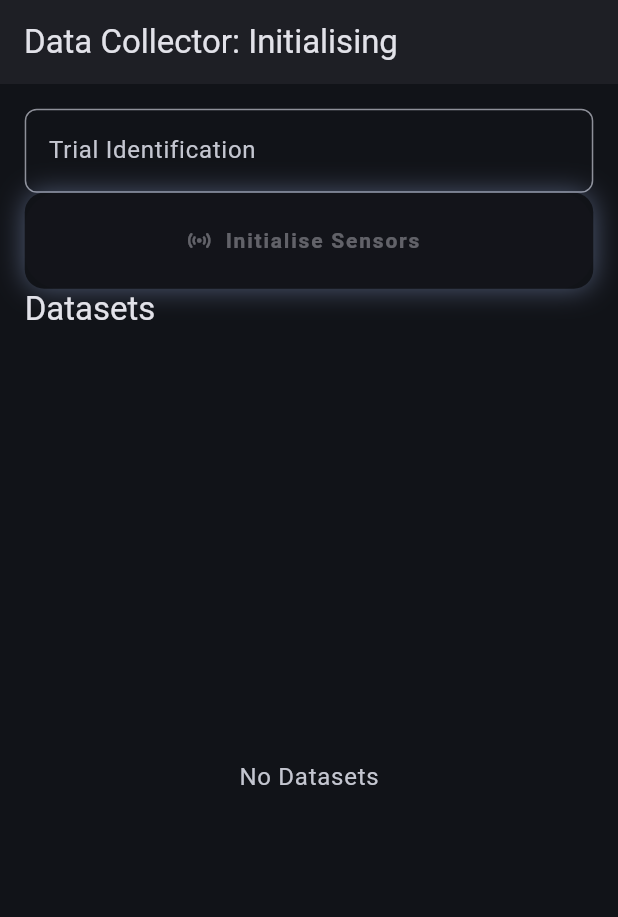
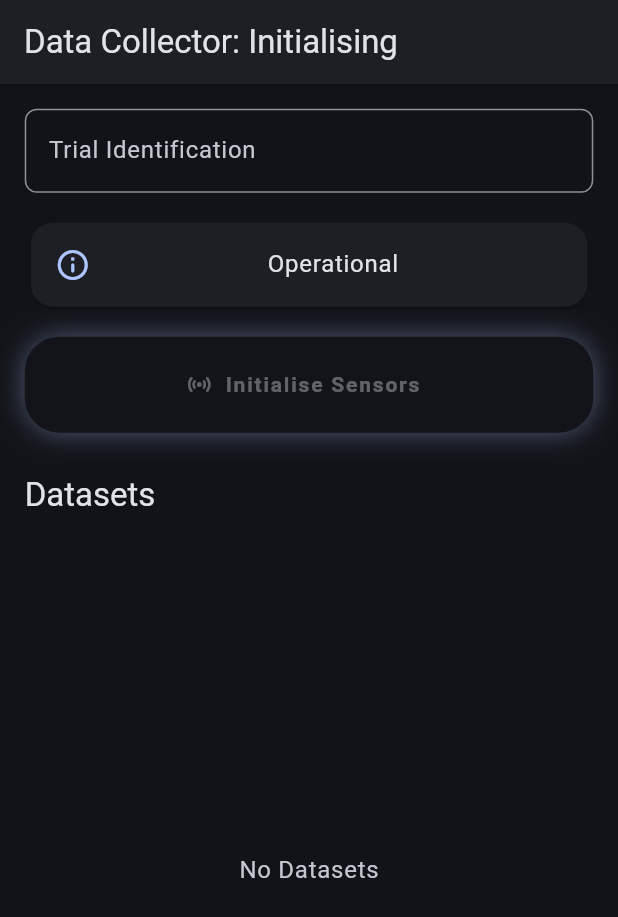
Before and after one commit to minguyeme/sprint_companion, a Flutter app: the screen it shows after launch, on a phone screen of 412 x 824 dp. Shown: the top 917 px of the screen. Run offline on Flutter 3.47's test engine with Material 3 defaults, Android fonts, the phone set to English and light mode, and no system bars; our stand-ins replace csv, geolocator, rxdart, sensors_plus, share_plus.

```diff
--- a/lib/features/data_collector/data_collector_view/data_collector_view.dart
+++ b/lib/features/data_collector/data_collector_view/data_collector_view.dart
@@ -5,6 +5,7 @@ import '../data_collector_repository.dart';
 import 'widgets/primary_action_button.dart';
 import 'widgets/cache_info.dart';
 import 'widgets/expanded_datasets_list.dart';
+import 'widgets/status_message_card.dart';
 
 class DataCollectorView extends StatefulWidget {
   final FileManagementRepository fileRepository;
@@ -120,8 +121,13 @@ class _DataCollectorViewState extends State<DataCollectorView> {
                   ),
                 ),
               ),
+              const SizedBox(height: 16),
+              StatusMessageCard(viewModel: _viewModel),
+              const SizedBox(height: 16),
               PrimaryActionButton(viewModel: _viewModel),
+              const SizedBox(height: 12),
               CacheInfo(viewModel: _viewModel),
+              const SizedBox(height: 16),
               ExpandedDatasetsList(viewModel: _viewModel),
             ],
           ),
--- a/lib/features/data_collector/data_collector_view/widgets/primary_action_button.dart
+++ b/lib/features/data_collector/data_collector_view/widgets/primary_action_button.dart
@@ -67,7 +67,7 @@ class PrimaryActionButton extends StatelessWidget {
         };
         return Container(
           decoration: BoxDecoration(
-            borderRadius: const BorderRadius.all(Radius.circular(13)),
+            borderRadius: (theme.filledButtonTheme.style?.shape?.resolve({}) as RoundedRectangleBorder?)?.borderRadius,
             boxShadow: [
               if (action == null)
                 BoxShadow(
--- /dev/null
+++ b/lib/features/data_collector/data_collector_view/widgets/status_message_card.dart
@@ -0,0 +1,60 @@
+import 'package:flutter/material.dart';
+import '../../data_collector_view_model.dart';
+
+class StatusMessageCard extends StatefulWidget {
+  const StatusMessageCard({super.key, required this.viewModel});
+
+  final DataCollectorViewModel viewModel;
+
+  @override
+  State<StatusMessageCard> createState() => _StatusMessageCardState();
+}
+
+class _StatusMessageCardState extends State<StatusMessageCard> {
+  static const _defaultMessage = 'Operational';
+  String _displayMessage = _defaultMessage;
+
+  @override
+  Widget build(BuildContext context) {
+    final theme = Theme.of(context);
+
+    return ListenableBuilder(
+      listenable: widget.viewModel,
+      builder: (context, child) {
+        if (widget.viewModel.statusMessage != null) {
+          _displayMessage = widget.viewModel.statusMessage!;
+
+          Future.delayed(const Duration(seconds: 3), () {
+            if (!mounted) return;
+
+            setState(() {
+              _displayMessage = _defaultMessage;
+            });
+          });
+        }
+
+        return Card(
+          child: ListTile(
+            leading: Icon(
+              widget.viewModel.isFailure
+                  ? Icons.error_outline_rounded
+                  : Icons.info_outline_rounded,
+              color: widget.viewModel.isFailure
+                  ? theme.colorScheme.error
+                  : theme.colorScheme.primary,
+            ),
+            title: AnimatedSwitcher(
+              duration: const Duration(milliseconds: 200),
+              child: Text(
+                _displayMessage,
+                key: ValueKey(_displayMessage),
+                maxLines: 2,
+                overflow: TextOverflow.ellipsis,
+              ),
+            ),
+          ),
+        );
+      },
+    );
+  }
+}
```
Also changed, not shown: lib/features/data_collector/data_collector_view/widgets/cache_info.dart (+12 -3 lines), lib/features/data_collector/data_collector_view_model.dart (+21 -17 lines).
